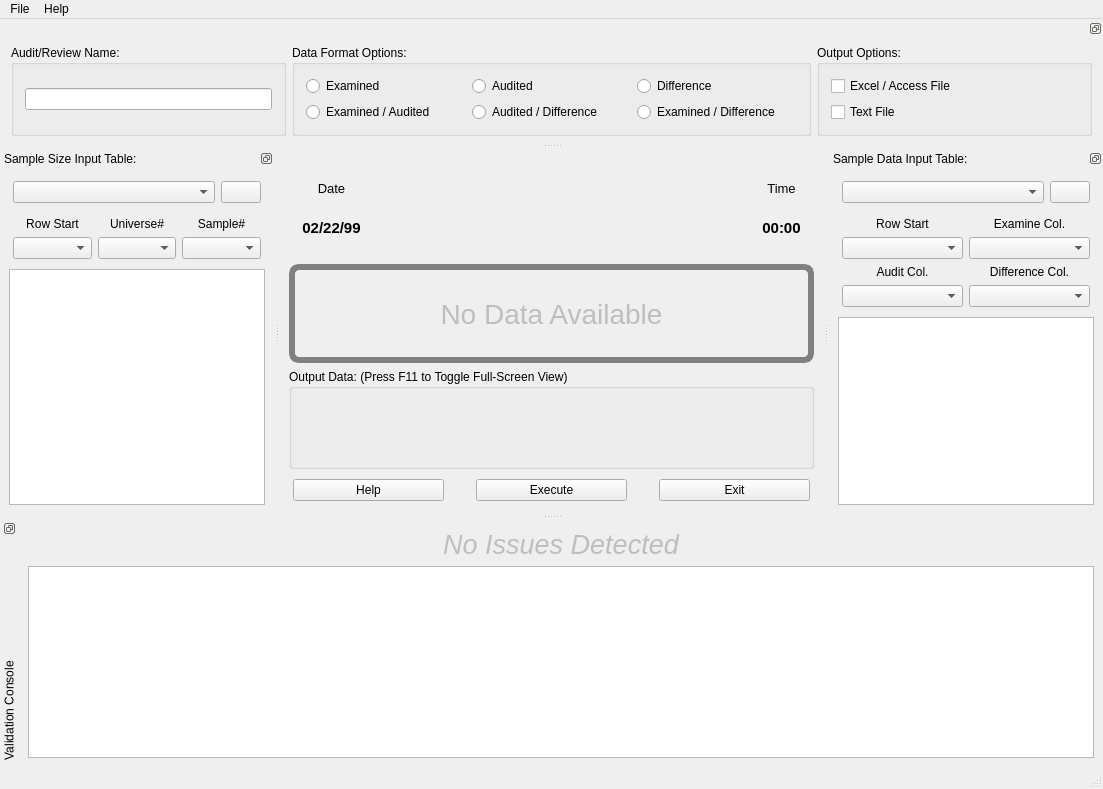
The window that products/RAT-STATS/rstats_modules/stratified_variable_appraisal/src/UIRStatsSVA.ui (cbtek/RStats2017) describes before a commit, drawn with Qt 5.
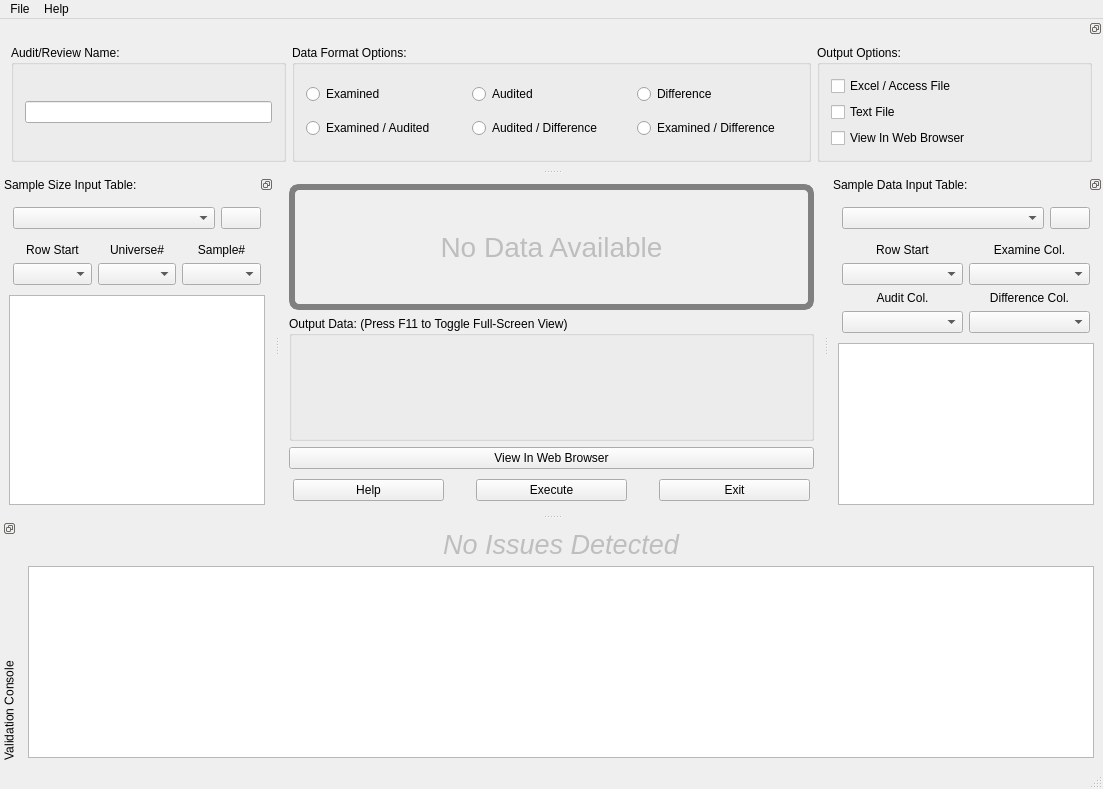
The same window after the commit.

Commit message: Fixed bug in UVA that was causing numeric issue. Added ability to view results in browser

Patch:
```diff
--- a/products/RAT-STATS/rstats_modules/stratified_variable_appraisal/src/UIRStatsSVA.ui
+++ b/products/RAT-STATS/rstats_modules/stratified_variable_appraisal/src/UIRStatsSVA.ui
@@ -15,111 +15,6 @@
   </property>
   <widget class="QWidget" name="centralwidget">
    <layout class="QVBoxLayout" name="verticalLayout_7">
-    <item>
-     <widget class="QFrame" name="m_frmDateTime">
-      <layout class="QVBoxLayout" name="verticalLayout_2">
-       <item>
-        <widget class="QFrame" name="m_frmTimeDate">
-         <property name="styleSheet">
-          <string notr="true"/>
-         </property>
-         <layout class="QGridLayout" name="gridLayout_3">
-          <property name="leftMargin">
-           <number>4</number>
-          </property>
-          <property name="topMargin">
-           <number>4</number>
-          </property>
-          <property name="rightMargin">
-           <number>4</number>
-          </property>
-          <property name="bottomMargin">
-           <number>4</number>
-          </property>
-          <item row="0" column="1">
-           <widget class="QLabel" name="label_6">
-            <property name="font">
-             <font>
-              <pointsize>10</pointsize>
-             </font>
-            </property>
-            <property name="text">
-             <string>Date</string>
-            </property>
-            <property name="alignment">
-             <set>Qt::AlignCenter</set>
-            </property>
-           </widget>
-          </item>
-          <item row="1" column="1">
-           <widget class="QLabel" name="m_lblDate">
-            <property name="font">
-             <font>
-              <pointsize>11</pointsize>
-              <weight>75</weight>
-              <italic>false</italic>
-              <bold>true</bold>
-             </font>
-            </property>
-            <property name="text">
-             <string>02/22/99</string>
-            </property>
-            <property name="alignment">
-             <set>Qt::AlignCenter</set>
-            </property>
-           </widget>
-          </item>
-          <item row="1" column="3">
-           <widget class="QLabel" name="m_lblTime">
-            <property name="font">
-             <font>
-              <pointsize>11</pointsize>
-              <weight>75</weight>
-              <bold>true</bold>
-             </font>
-            </property>
-            <property name="text">
-             <string>00:00</string>
-            </property>
-            <property name="alignment">
-             <set>Qt::AlignCenter</set>
-            </property>
-           </widget>
-          </item>
-          <item row="0" column="3">
-           <widget class="QLabel" name="label_5">
-            <property name="font">
-             <font>
-              <pointsize>10</pointsize>
-             </font>
-            </property>
-            <property name="text">
-             <string>Time</string>
-            </property>
-            <property name="alignment">
-             <set>Qt::AlignCenter</set>
-            </property>
-           </widget>
-          </item>
-          <item row="0" column="2">
-           <spacer name="horizontalSpacer">
-            <property name="orientation">
-             <enum>Qt::Horizontal</enum>
-            </property>
-            <property name="sizeHint" stdset="0">
-             <size>
-              <width>40</width>
-              <height>20</height>
-             </size>
-            </property>
-           </spacer>
-          </item>
-         </layout>
-        </widget>
-       </item>
-      </layout>
-     </widget>
-    </item>
     <item>
      <widget class="QLabel" name="m_lblNoData">
       <property name="enabled">
@@ -165,6 +60,13 @@
       </layout>
      </widget>
     </item>
+    <item>
+     <widget class="QPushButton" name="m_btnViewInBrowser">
+      <property name="text">
+       <string>View In Web Browser</string>
+      </property>
+     </widget>
+    </item>
     <item>
      <widget class="QFrame" name="m_frmCommand">
       <property name="sizePolicy">
@@ -491,6 +393,13 @@
                 </property>
                </widget>
               </item>
+              <item>
+               <widget class="QCheckBox" name="m_chkViewInBrowser">
+                <property name="text">
+                 <string>View In Web Browser</string>
+                </property>
+               </widget>
+              </item>
              </layout>
             </widget>
            </item>
```
The commit also changes 20 other files.
